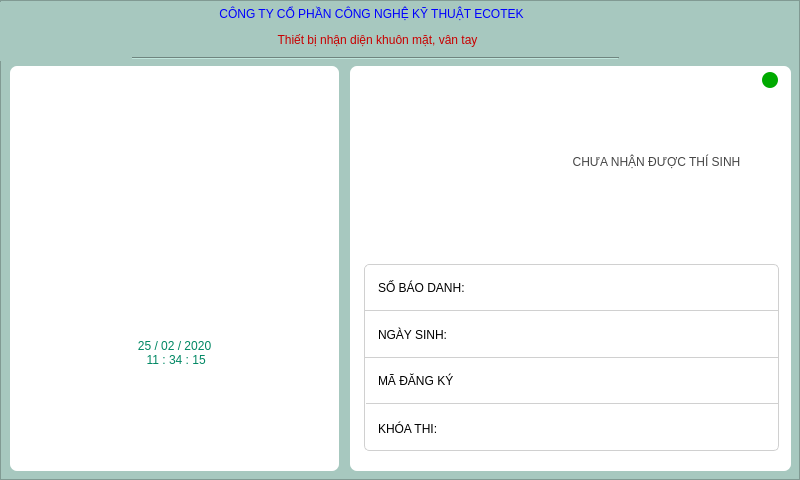
The window that Ui/MainScreen.ui (Lam-dev/TheoryFaceRecognition) describes before a commit, drawn with Qt 5.
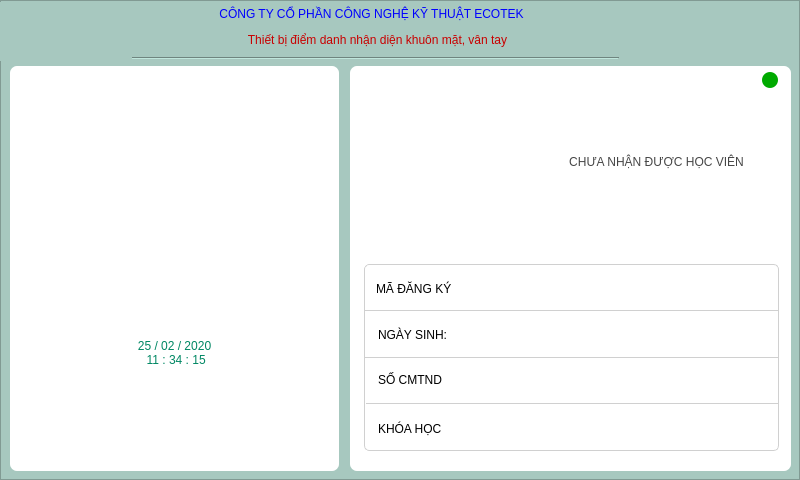
The same window after the commit. Icons and pictures are not drawn.

```diff
--- a/Ui/MainScreen.ui
+++ b/Ui/MainScreen.ui
@@ -89,7 +89,7 @@
      <rect>
       <x>8</x>
       <y>2</y>
-      <width>59</width>
+      <width>65</width>
       <height>51</height>
      </rect>
     </property>
@@ -106,8 +106,8 @@
     </property>
     <property name="iconSize">
      <size>
-      <width>25</width>
-      <height>25</height>
+      <width>30</width>
+      <height>30</height>
      </size>
     </property>
    </widget>
@@ -125,7 +125,7 @@
 font: 75 bold 12pt &quot;Ubuntu&quot;;</string>
     </property>
     <property name="text">
-     <string>Thiết bị nhận diện khuôn mặt, vân tay</string>
+     <string>Thiết bị điểm danh nhận diện khuôn mặt, vân tay</string>
     </property>
     <property name="alignment">
      <set>Qt::AlignCenter</set>
@@ -207,7 +207,7 @@
      <number>0</number>
     </property>
     <property name="text">
-     <string>CHƯA NHẬN ĐƯỢC THÍ SINH</string>
+     <string>CHƯA NHẬN ĐƯỢC HỌC VIÊN</string>
     </property>
     <property name="alignment">
      <set>Qt::AlignCenter</set>
@@ -338,7 +338,7 @@
      <property name="geometry">
       <rect>
        <x>14</x>
-       <y>6</y>
+       <y>98</y>
        <width>147</width>
        <height>35</height>
       </rect>
@@ -349,7 +349,7 @@
 </string>
      </property>
      <property name="text">
-      <string>SỐ BÁO DANH:</string>
+      <string>SỐ CMTND</string>
      </property>
     </widget>
     <widget class="QLabel" name="label_2">
@@ -372,8 +372,8 @@
     <widget class="QLabel" name="label_3">
      <property name="geometry">
       <rect>
-       <x>14</x>
-       <y>102</y>
+       <x>12</x>
+       <y>10</y>
        <width>147</width>
        <height>29</height>
       </rect>
@@ -389,25 +389,6 @@
       <number>-1</number>
      </property>
     </widget>
-    <widget class="QLabel" name="label_forShowNumberCard">
-     <property name="geometry">
-      <rect>
-       <x>152</x>
-       <y>6</y>
-       <width>251</width>
-       <height>35</height>
-      </rect>
-     </property>
-     <property name="styleSheet">
-      <string notr="true">border-width:0px;
-font: 75 bold 11pt &quot;Ubuntu&quot;;
-color: rgb(0, 0, 127);
-</string>
-     </property>
-     <property name="text">
-      <string/>
-     </property>
-    </widget>
     <widget class="QLabel" name="label_dateOfBird">
      <property name="geometry">
       <rect>
@@ -430,8 +411,8 @@
     <widget class="QLabel" name="label_forShowIdentNumber">
      <property name="geometry">
       <rect>
-       <x>152</x>
-       <y>98</y>
+       <x>156</x>
+       <y>4</y>
        <width>247</width>
        <height>35</height>
       </rect>
@@ -460,7 +441,7 @@
 font: 57 bold 11pt &quot;Ubuntu&quot;;</string>
      </property>
      <property name="text">
-      <string>KHÓA THI:</string>
+      <string>KHÓA HỌC</string>
      </property>
     </widget>
     <widget class="QLabel" name="label_forShowCourse">
@@ -482,6 +463,25 @@
       <string/>
      </property>
     </widget>
+    <widget class="QLabel" name="label_forShowNumberCard">
+     <property name="geometry">
+      <rect>
+       <x>152</x>
+       <y>100</y>
+       <width>251</width>
+       <height>35</height>
+      </rect>
+     </property>
+     <property name="styleSheet">
+      <string notr="true">border-width:0px;
+font: 75 bold 11pt &quot;Ubuntu&quot;;
+color: rgb(0, 0, 127);
+</string>
+     </property>
+     <property name="text">
+      <string/>
+     </property>
+    </widget>
    </widget>
   </widget>
   <widget class="QFrame" name="frame_3">
```
